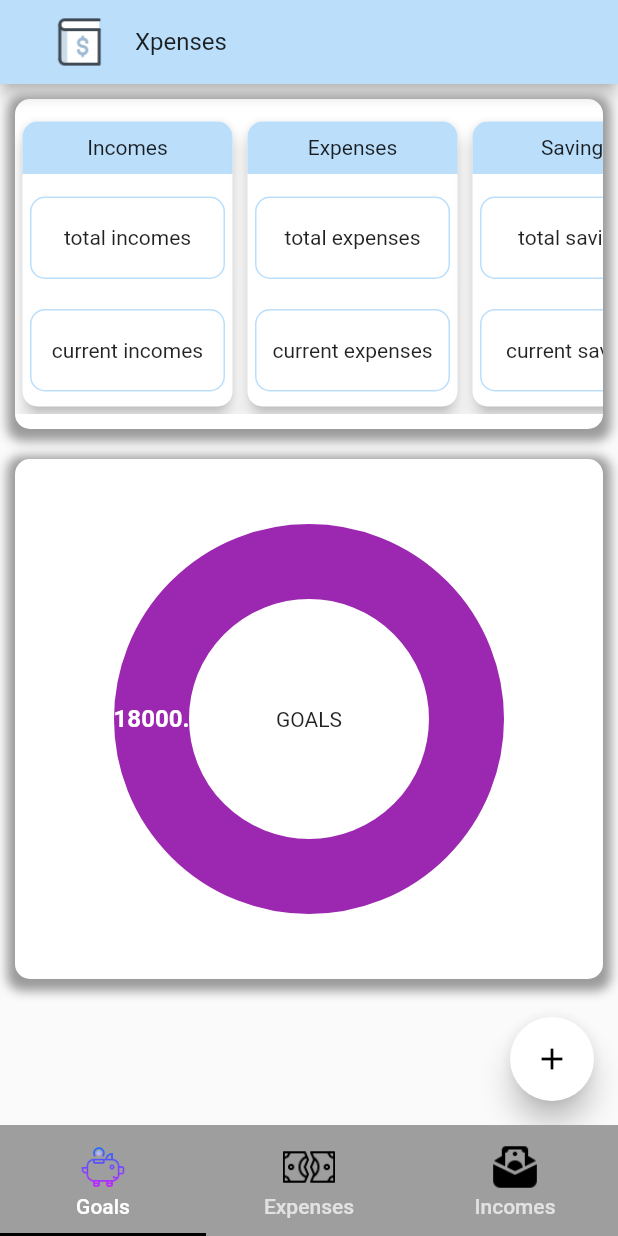
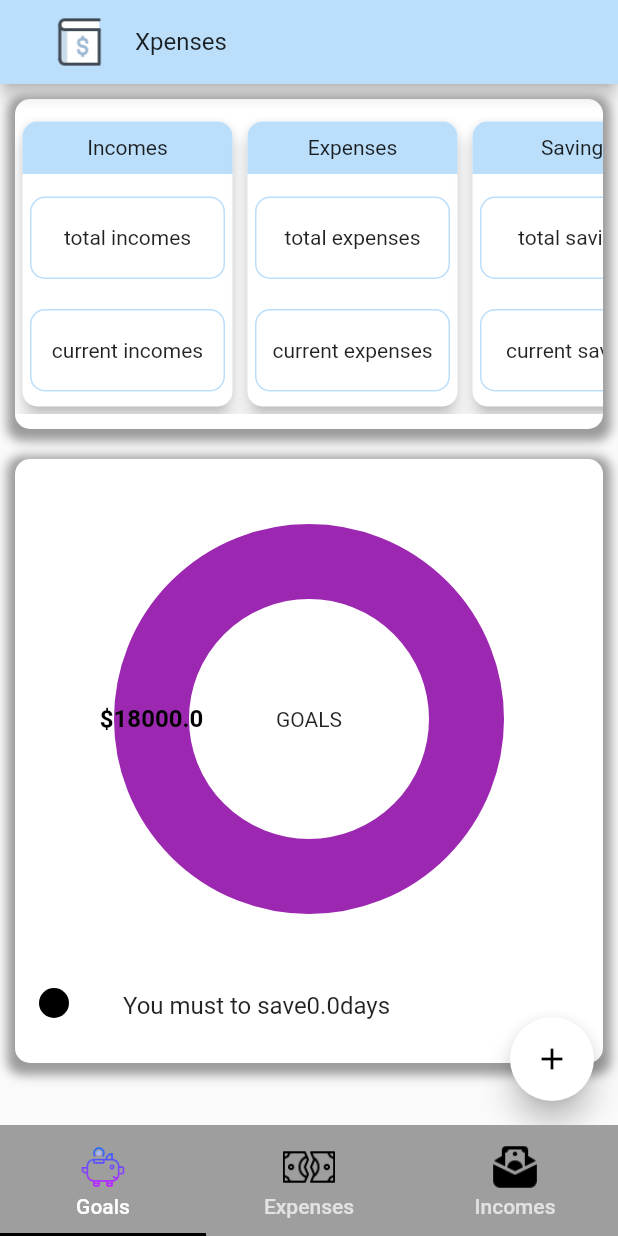
Before and after one commit to Ale6995/xpenses, a Flutter app: the screen it shows after launch, on a phone screen of 412 x 824 dp. Run offline on Flutter 3.47's test engine with Material 2 defaults, Android fonts, the phone set to English and light mode, and no system bars; drawn by our look-alikes of auto_size_text, fl_chart, flutter_speed_dial; our stand-ins replace cloud_firestore, firebase_core, get; missing offline and left inert: money2; accounts and stored records are empty.

Commit message:
Goals Model

```diff
--- /dev/null
+++ b/xpenses_app/lib/models/goalModel.dart
@@ -0,0 +1,13 @@
+import 'package:cloud_firestore/cloud_firestore.dart';
+
+class GoalModel {
+  final String description;
+  final double value;
+  final DateTime date;
+
+  const GoalModel({
+    required this.description,
+    required this.date,
+    required this.value,
+  }) : super();
+}
--- a/xpenses_app/lib/screens/goals/goals.dart
+++ b/xpenses_app/lib/screens/goals/goals.dart
@@ -64,7 +64,9 @@
                               blurRadius: 5,
                               spreadRadius: 5)
                         ]),
-                    child: AspectRatio(
+                    child: Column(
+                      children: [
+                        AspectRatio(
                           aspectRatio: 1.2,
                           child: Stack(
                             children: [
@@ -78,6 +80,14 @@
                               Center(child: Text('GOALS'))
                             ],
                           ),
+                        ),
+                        ListTile(
+                          leading: Bullets(),
+                          title: Text('You must to save' +
+                              controller.savingsDays.toString() +
+                              'days'),
+                        ),
+                      ],
                     ),
                   ),
                 ],
@@ -157,7 +167,8 @@
   }
 
   List<PieChartSectionData> showSections() {
-    var savins = controller.currentSavings;
+    var savins =
+        controller.currentSavings.isNegative ? 0 : controller.currentSavings;
     var goal = 18000;
     var goalEarned = (goal - savins).isNegative ? 0 : goal - savins;
     return List.generate(2, (i) {
@@ -174,7 +185,8 @@
             titleStyle: TextStyle(
               fontSize: fontSize,
               fontWeight: FontWeight.bold,
-                color: const Color(0xffffffff)),
+              color: Colors.black,
+            ),
           );
         case 1:
           return PieChartSectionData(
@@ -185,12 +197,27 @@
             titleStyle: TextStyle(
               fontSize: fontSize,
               fontWeight: FontWeight.bold,
-                color: const Color(0xffffffff)),
+              color: Colors.black,
+            ),
           );
         default:
           throw Error();
       }
     });
+  }
+}
+
+class Bullets extends StatelessWidget {
+  @override
+  Widget build(BuildContext context) {
+    return new Container(
+      height: 20.0,
+      width: 20.0,
+      decoration: new BoxDecoration(
+        color: Colors.black,
+        shape: BoxShape.circle,
+      ),
+    );
   }
 }
 
--- a/xpenses_app/pubspec.yaml
+++ b/xpenses_app/pubspec.yaml
@@ -40,8 +40,12 @@
 
 
 dev_dependencies:
+  date_utils: ^0.2.0
   flutter_test:
     sdk: flutter
+
+
+
 
 # For information on the generic Dart part of this file, see the
 # following page: https://dart.dev/tools/pub/pubspec
```
Also changed, not shown: xpenses_app/lib/screens/goals/goalsController.dart (+30 -2 lines), xpenses_app/pubspec.lock. Lines whose indentation alone changed are shown as unchanged.
